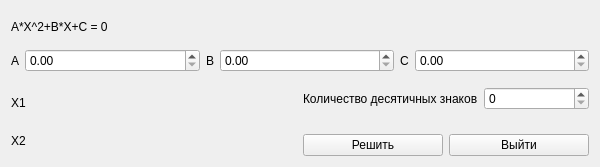
Before: the Qt Designer form formsquareequation.ui in igorternyuk/TeScientificCalculator, drawn with Qt 5.
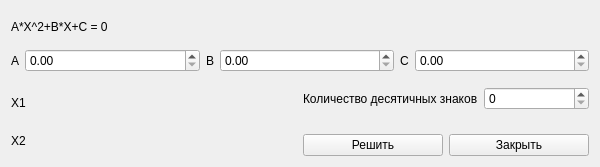
After: the same form once the commit is applied.

```diff
--- a/formsquareequation.ui
+++ b/formsquareequation.ui
@@ -128,7 +128,7 @@
          <item row="1" column="1">
           <widget class="QPushButton" name="pushButtonClose">
            <property name="text">
-            <string>Выйти</string>
+            <string>Закрыть</string>
            </property>
           </widget>
          </item>
```
